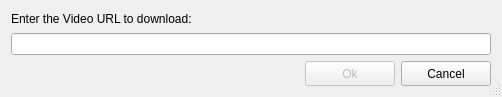
First picture: the form in ui/addvideo.ui, repository ckorn/xvst, before the edit.
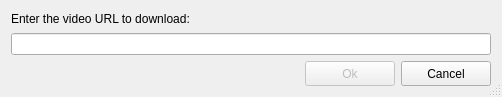
Second picture: the form after the edit. Icons and pictures are not drawn.

```diff
--- a/ui/addvideo.ui
+++ b/ui/addvideo.ui
@@ -34,7 +34,7 @@
    <item row="0" column="0" >
     <widget class="QLabel" name="lblTitle" >
      <property name="text" >
-      <string>Enter the Video URL to download:</string>
+      <string>Enter the video URL to download:</string>
      </property>
     </widget>
    </item>
```
Left out of the diff: 2 changed lines with no effect on the pictures.
